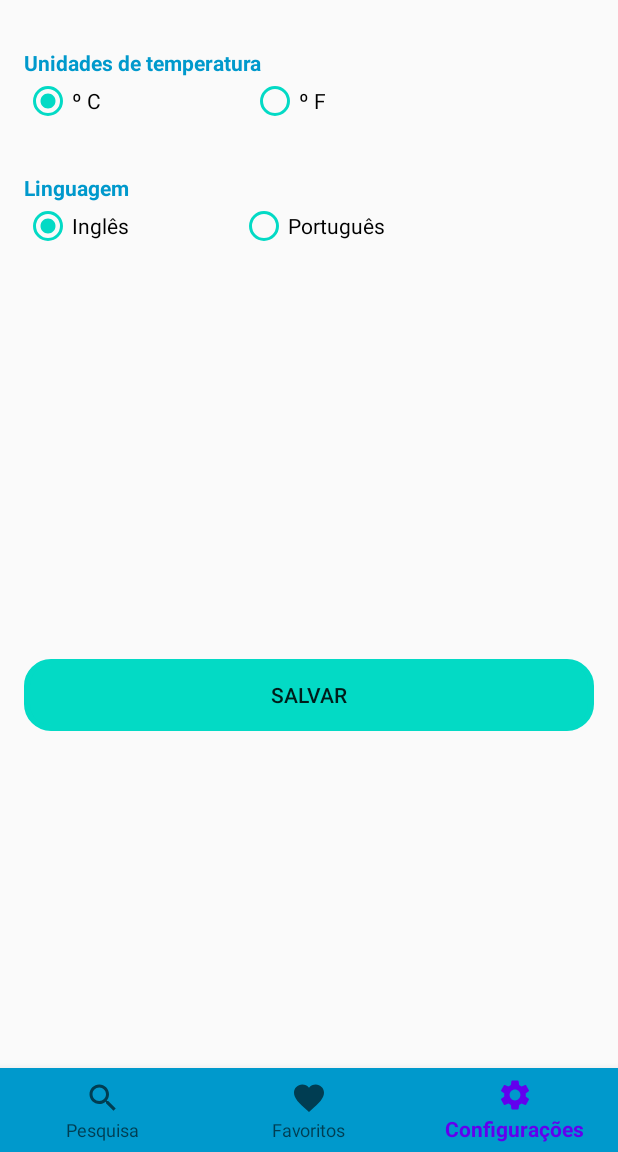
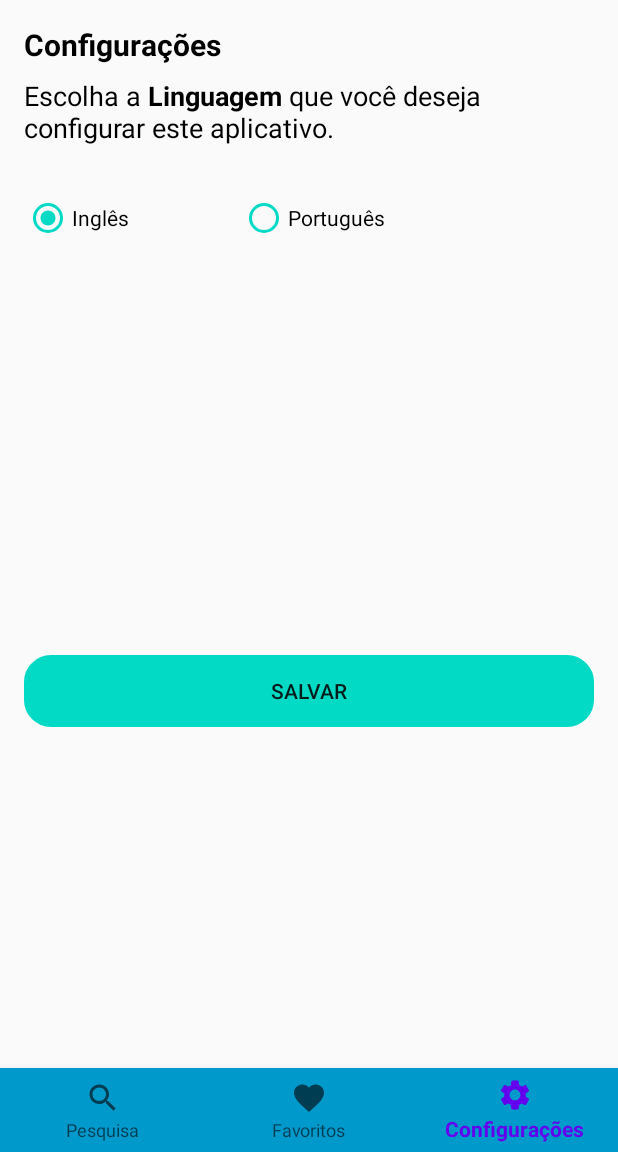
Before and after one commit to renatac/ExercisePersistenceAndNetwork, an Android app: the screen it shows after launch (MainActivity), item 3 of the bottom bar chosen, on a phone screen of 412 x 824 dp, the part 84-1236 px from its top. Run offline under Robolectric (Android 15) with nearby library versions, the phone set to English and light mode, and no system bars; our stand-ins replace Room's generated code, navigation-ui; pictures from the network do not load.

Commit message:
Modifications 8

```diff
--- /dev/null
+++ b/app/src/main/java/com/example/persistenceapp/ui/activities/LanguageRecoveryActivity.kt
@@ -0,0 +1,39 @@
+package com.example.persistenceapp.ui.activities
+
+import android.content.Context
+import android.content.Intent
+import android.content.SharedPreferences
+import android.os.Bundle
+import androidx.appcompat.app.AppCompatActivity
+import java.util.*
+
+class LanguageRecoveryActivity : AppCompatActivity() {
+
+    private lateinit var settingsPrefs: SharedPreferences
+
+    override fun onCreate(savedInstanceState: Bundle?) {
+        super.onCreate(savedInstanceState)
+        recoverLanguageSetting()
+    }
+
+    private fun recoverLanguageSetting() {
+        settingsPrefs =
+            applicationContext.getSharedPreferences("my_weather_prefs", Context.MODE_PRIVATE)
+        val language = settingsPrefs?.getString("language", "").toString()
+        setLocale(language)
+    }
+
+    @Suppress("DEPRECATION")
+    private fun setLocale(localeName: String) {
+        val res = resources
+        val dm = res.displayMetrics
+        val conf = res.configuration
+        conf.locale = Locale(localeName)
+        res.updateConfiguration(conf, dm)
+        val refresh = Intent(
+            applicationContext,
+            MainActivity::class.java
+        )
+        startActivity(refresh)
+    }
+}
--- a/app/src/main/java/com/example/persistenceapp/ui/activities/MainActivity.kt
+++ b/app/src/main/java/com/example/persistenceapp/ui/activities/MainActivity.kt
@@ -33,5 +33,6 @@ class MainActivity : BaseActivity() {
         )
         setupActionBarWithNavController(navController, appBarConfiguration)
         navView.setupWithNavController(navController)
+
     }
 }
--- a/app/src/main/java/com/example/persistenceapp/ui/fragments/SettingsFragment.kt
+++ b/app/src/main/java/com/example/persistenceapp/ui/fragments/SettingsFragment.kt
@@ -19,19 +19,14 @@ import java.util.*
 class SettingsFragment : Fragment() {
 
     lateinit var settingsPrefs : SharedPreferences
-    private lateinit var rgTemperature : RadioGroup
     private lateinit var rgLanguage : RadioGroup
 
     private lateinit var locale: Locale
     private var currentLanguage = "en"
-    var currentLang: String? = null
 
-    private lateinit var rbCelsius : RadioButton
-    private lateinit var rbF : RadioButton
     private lateinit var rbEnglish : RadioButton
     private lateinit var rbPortuguese : RadioButton
 
-    private var temperatureUnit = ""
     private var language = ""
 
     override fun onCreateView(
@@ -53,38 +48,18 @@ class SettingsFragment : Fragment() {
             onSavedClicked(it)
         }
 
-        rbCelsius = view.findViewById(R.id.rb_c)
-        rbF = view.findViewById(R.id.rb_f)
         rbEnglish= view.findViewById(R.id.rb_english)
         rbPortuguese = view.findViewById(R.id.rb_portuguese)
 
         language = settingsPrefs?.getString("language", "en").toString()
         currentLanguage = language.toLowerCase()
-        temperatureUnit = settingsPrefs?.getString("temperature_unit", "C").toString()
-
-        when(temperatureUnit){
-            "C" -> rbCelsius.isChecked = true
-            "F" -> rbF.isChecked = true
-        }
 
         when(language){
             "en" -> rbEnglish.isChecked = true
             "" -> rbPortuguese.isChecked = true
         }
 
-        rgTemperature = view.findViewById(R.id.rg_temperature_unit)
         rgLanguage = view.findViewById(R.id.rg_language)
-
-        rgTemperature.setOnCheckedChangeListener{ view, id ->
-            val radioButton = view.findViewById<RadioButton>(id)
-
-            if(radioButton.isChecked){
-                when(radioButton.id){
-                    R.id.rb_c -> temperatureUnit = "C"
-                    R.id.rb_f -> temperatureUnit = "F"
-                }
-            }
-        }
 
         rgLanguage.setOnCheckedChangeListener { view, id ->
             val radioButton = view.findViewById<RadioButton>(id)
@@ -106,7 +81,6 @@ class SettingsFragment : Fragment() {
         //Vai salvar os dados no SharedPreferences
         val editor = settingsPrefs?.edit()
         editor?.apply {
-            putString("temperature_unit", temperatureUnit)
             putString("language", language)
             apply()
         }
@@ -126,7 +100,6 @@ class SettingsFragment : Fragment() {
                 context,
                 MainActivity::class.java
             )
-            refresh.putExtra(currentLang, localeName)
             startActivity(refresh)
         } else {
             Toast.makeText(
--- a/app/src/main/res/layout/fragment_settings.xml
+++ b/app/src/main/res/layout/fragment_settings.xml
@@ -8,61 +8,43 @@
     tools:context=".ui.fragments.SettingsFragment">
 
     <TextView
-        android:id="@+id/tv_temperature_unit"
-        android:layout_width="wrap_content"
+        android:id="@+id/tv_settings_title"
+        android:layout_width="match_parent"
         android:layout_height="wrap_content"
-        android:text="@string/title_temperature_unit"
-        android:textColor="@color/holo_blue_dark"
+        android:text="@string/title_settings"
+        android:textColor="@color/black"
+        android:textSize="20sp"
         android:textStyle="bold"
-        android:layout_marginTop="@dimen/dim_32dp"
+        android:layout_marginTop="@dimen/dim_16dp"
         android:layout_marginStart="@dimen/dim_16dp"
         app:layout_constraintTop_toTopOf="parent"
-        app:layout_constraintStart_toStartOf="parent"/>
-
-    <RadioGroup
-        android:id="@+id/rg_temperature_unit"
-        android:layout_width="0dp"
-        android:layout_height="wrap_content"
-        android:orientation="horizontal"
-        app:layout_constraintStart_toStartOf="@id/tv_temperature_unit"
-        app:layout_constraintTop_toBottomOf="@+id/tv_temperature_unit">
-
-        <RadioButton
-            android:id="@+id/rb_c"
-            android:layout_width="wrap_content"
-            android:layout_height="wrap_content"
-            android:buttonTint="@color/teal_200"
-            android:text="@string/bg_label_c" />
-
-        <RadioButton
-            android:id="@+id/rb_f"
-            android:layout_width="wrap_content"
-            android:layout_height="wrap_content"
-            android:layout_marginStart="@dimen/dim_100dp"
-            android:buttonTint="@color/teal_200"
-            android:text="@string/bg_label_f" />
-
-    </RadioGroup>
+        app:layout_constraintStart_toStartOf="parent"
+        app:layout_constraintEnd_toEndOf="parent"
+        app:layout_constraintBottom_toTopOf="@id/tv_settings_explanation"/>
 
     <TextView
-        android:id="@+id/tv_language"
+        android:id="@+id/tv_settings_explanation"
         android:layout_width="match_parent"
         android:layout_height="wrap_content"
-        android:text="@string/label_description_language"
-        android:textColor="@color/holo_blue_dark"
-        android:textStyle="bold"
-        android:layout_marginTop="@dimen/dim_32dp"
+        android:layout_marginTop="@dimen/dim_8dp"
+        android:text="@string/label_settings_explanation"
+        android:textColor="@color/black"
+        android:textSize="18sp"
         android:layout_marginStart="@dimen/dim_16dp"
-        app:layout_constraintStart_toStartOf="@id/tv_temperature_unit"
-        app:layout_constraintTop_toBottomOf="@id/rg_temperature_unit"/>
+        android:layout_marginEnd="@dimen/dim_8dp"
+        app:layout_constraintTop_toBottomOf="@id/tv_settings_title"
+        app:layout_constraintStart_toStartOf="parent"
+        app:layout_constraintEnd_toEndOf="parent"/>
+
 
     <RadioGroup
         android:id="@+id/rg_language"
         android:layout_width="0dp"
         android:layout_height="wrap_content"
+        android:layout_marginTop="@dimen/dim_32dp"
         android:orientation="horizontal"
-        app:layout_constraintStart_toStartOf="@id/tv_temperature_unit"
-        app:layout_constraintTop_toBottomOf="@+id/tv_language">
+        app:layout_constraintStart_toStartOf="@id/tv_settings_explanation"
+        app:layout_constraintTop_toBottomOf="@+id/tv_settings_explanation">
 
         <RadioButton
             android:id="@+id/rb_english"
--- a/app/src/main/res/values/strings.xml
+++ b/app/src/main/res/values/strings.xml
@@ -9,6 +9,8 @@
     <string name="txt_error_feedback">A cidade não foi encontrada. Escreva outra por favor!</string>
     <string name="txt_favorite_error_feedback">A cidade não pode ser adicionada aos favoritos. Escreva outra por favor!</string>
     <string name="city_added_to_favorites">%s foi adicionada aos favoritos.</string>
+    <string name="empty_city_feedback">Campo Nome da Cidade obrigatório.</string>
+    <string name="search_explanation">Clique no coração para salvar a cidade nos favoritos ou clique na cidade para ver mais detalhes:</string>
 
     <!-- Favorites Fragment-->
     <string name="title_favorites">Favoritos</string>
@@ -17,6 +19,7 @@
     <string name="label_id">ID:</string>
     <string name="label_main_weather">Clima:</string>
     <string name="txt_empty_favorites_list">Lista de favoritos vazio</string>
+    <string name="txt_favorites_explanation">Caso você queira deletar alguma cidade, então a arrate para a esquerda.</string>
 
     <!-- Settings Fragment-->
     <string name="title_settings">Configurações</string>
@@ -24,9 +27,8 @@
     <string name="btn_save">Salvar</string>
     <string name="rb_label_english">Inglês</string>
     <string name="bg_label_portuges">Português</string>
-    <string name="bg_label_c">º C</string>
-    <string name="bg_label_f">º F</string>
     <string name="label_description_language">Linguagem</string>
     <string name="toast_lg_already_selected">A Linguagem já estava selecionada.</string>
+    <string name="label_settings_explanation">Escolha a <b>Linguagem</b> que você deseja configurar este aplicativo.</string>
 
 </resources>
```
Also changed, not shown: app/src/main/AndroidManifest.xml (+9 -12 lines), app/src/main/java/com/example/persistenceapp/ui/fragments/FavoritesFragment.kt (+12 -4 lines), app/src/main/java/com/example/persistenceapp/ui/fragments/SearchFragment.kt (+22 -11 lines), app/src/main/res/layout/fragment_favorites.xml (+37 -5 lines), app/src/main/res/layout/fragment_search.xml (+23 -1 lines), 1 other file.
